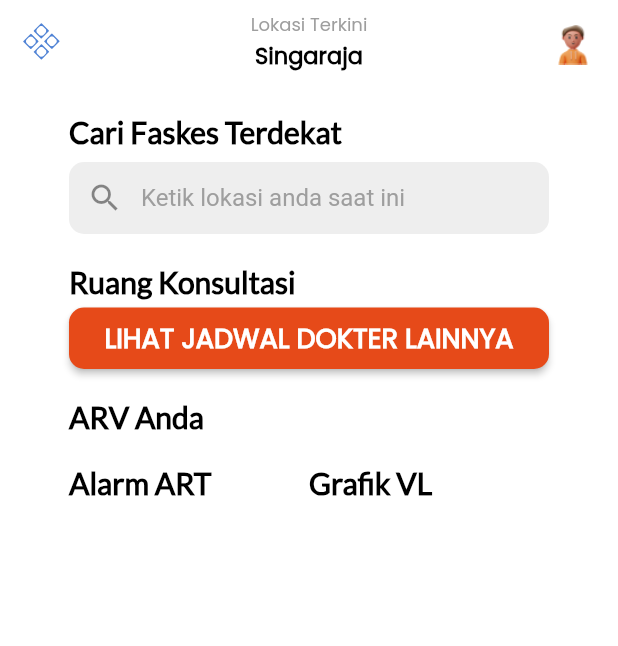
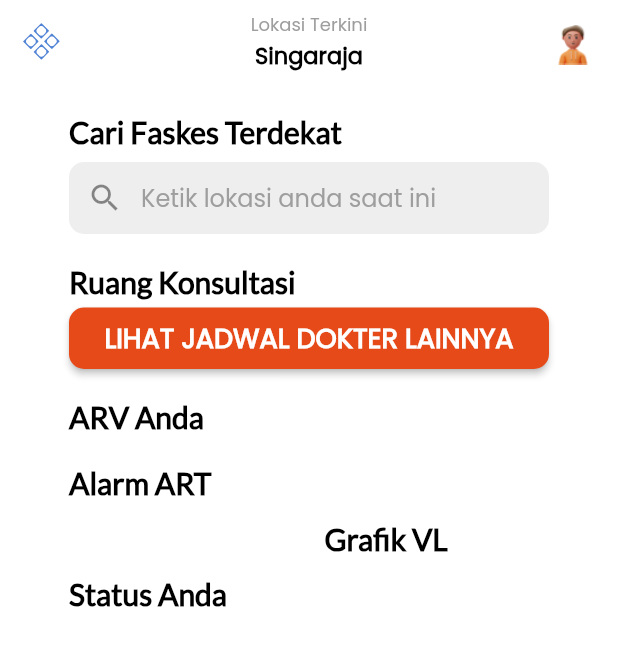
Before and after one commit to debiprmsty/posithiva, a Flutter app: the HomePageUser screen opened directly, on a phone screen of 412 x 824 dp. Shown: the top 646 px of the screen. Run offline on Flutter 3.47's test engine with Material 2 defaults, Android fonts, the phone set to English and light mode, and no system bars.

Commit message:
login, register, home terbaru

```diff
--- a/lib/pages/HomePageUser.dart
+++ b/lib/pages/HomePageUser.dart
@@ -343,6 +343,7 @@ class _HomePageUserState extends State<HomePageUser> {
                   height: 8,
                 ),
                 TextFormField(
+                  style: poppins,
                   decoration: InputDecoration(
                     hintText: 'Ketik lokasi anda saat ini',
                     hintStyle: const TextStyle(color: Colors.grey),
@@ -392,8 +393,18 @@ class _HomePageUserState extends State<HomePageUser> {
                   height: 20,
                 ),
                 Row(
+                  mainAxisAlignment: MainAxisAlignment.start,
                   children: [
-                    Text("Alarm ART", style: lato.copyWith(color: Colors.black, fontSize: 20, fontWeight: FontWeight.w600),),
+                    Column(
+                      crossAxisAlignment: CrossAxisAlignment.start,
+                      children: [
+                        Text("Alarm ART", style: lato.copyWith(color: Colors.black, fontSize: 20, fontWeight: FontWeight.w600),),
+                        const SizedBox(
+                          height: 50,
+                        ),
+                        Text("Status Anda", style: lato.copyWith(color: Colors.black, fontSize: 20, fontWeight: FontWeight.w600),),
+                      ],
+                    ),
                     const SizedBox(
                       width: 65,
                     ),
```
Also changed, not shown: lib/pages/user/ProfileUserPage.dart (added).
